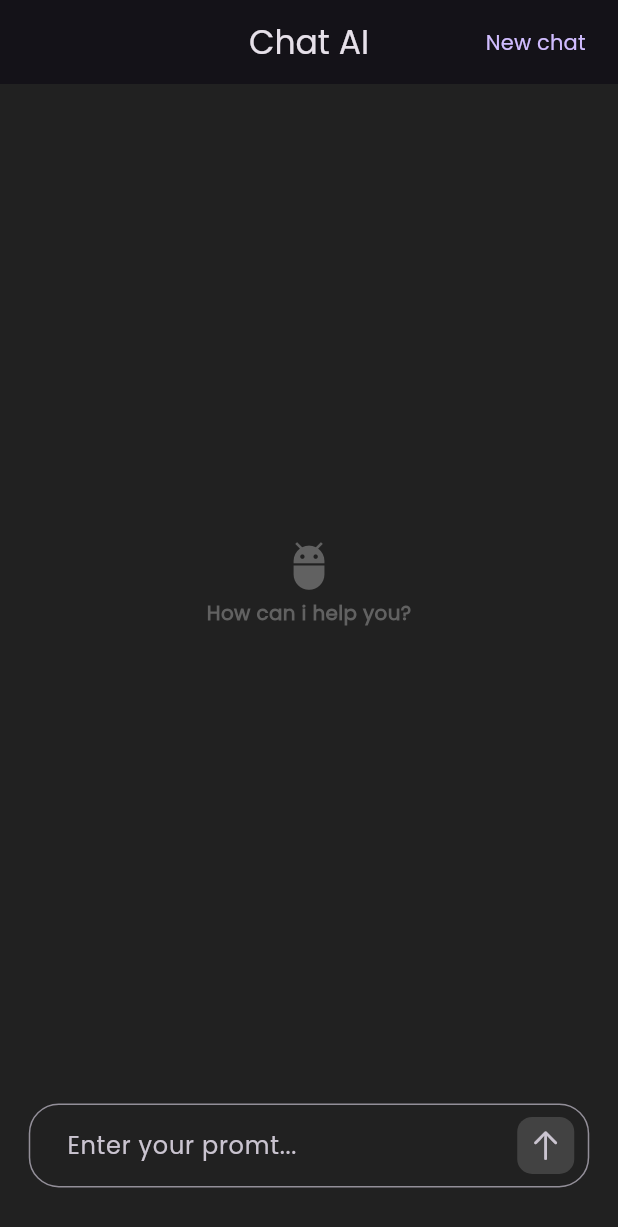
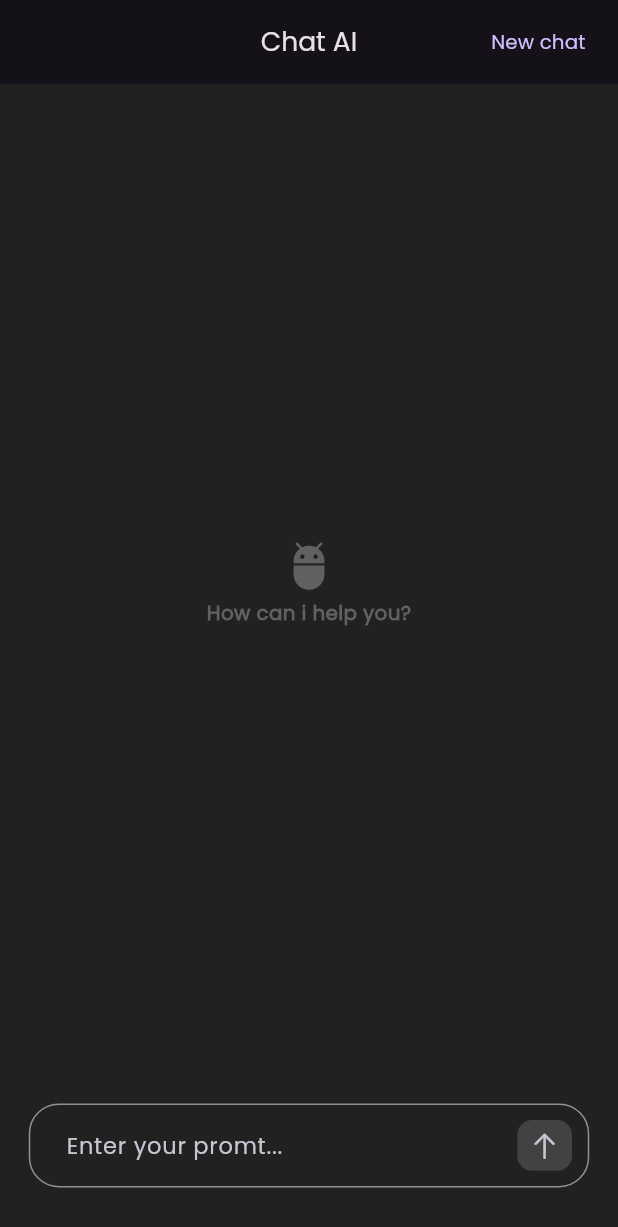
Before and after one commit to diwashrai469/chat_ai, a Flutter app: the screen it shows after launch, on a phone screen of 412 x 824 dp. Shown: the top 1227 px of the screen. Run offline on Flutter 3.47's test engine with Material 3 defaults, Android fonts, the phone set to English and light mode, and no system bars; our stand-ins replace bloc, connectivity_plus, dartz, dio, flutter_bloc, flutter_dotenv and 4 more.

Commit message:
few changes

```diff
--- a/lib/common/widgets/k_textfield.dart
+++ b/lib/common/widgets/k_textfield.dart
@@ -29,13 +29,21 @@ class Ktextfield extends StatelessWidget {
                   height: 50.h,
                 )
               : Container(
-                  margin: const EdgeInsets.only(right: 10, top: 5, bottom: 5),
+                  margin: Theme.of(context).platform == TargetPlatform.iOS
+                      ? EdgeInsets.only(right: 9.w, top: 3.h, bottom: 3.h)
+                      : EdgeInsets.only(right: 12.w, top: 8.h, bottom: 8.h),
                   decoration: BoxDecoration(
                       color: Colors.grey.shade800,
                       borderRadius: BorderRadius.circular(10)),
-                  child: const Icon(CupertinoIcons.up_arrow),
+                  child: Icon(
+                    CupertinoIcons.up_arrow,
+                    size: Theme.of(context).platform == TargetPlatform.iOS
+                        ? 22.h
+                        : 24.h,
+                  ),
                 ),
         ),
+        hintStyle: TextStyle(fontSize: 17.sp),
         hintText: "  Enter your promt...",
         border: OutlineInputBorder(
             borderRadius: BorderRadius.circular(20),
--- a/lib/features/presentation/view/home_view.dart
+++ b/lib/features/presentation/view/home_view.dart
@@ -14,13 +14,19 @@ class HomeView extends StatelessWidget {
     return Scaffold(
       appBar: AppBar(
         centerTitle: true,
-        title: const Text("Chat AI"),
+        title: Text(
+          "Chat AI",
+          style: TextStyle(fontSize: 20.sp),
+        ),
         actions: [
           TextButton(
               onPressed: () {
                 homeBloc.add(NewChatEvent());
               },
-              child: const Text("New chat")),
+              child: Text(
+                "New chat",
+                style: TextStyle(fontSize: 15.sp),
+              )),
           SizedBox(
             width: 10.w,
           )
@@ -61,7 +67,7 @@ class HomeView extends StatelessWidget {
                         : ListView.builder(
                             controller: homeBloc.listScrollController,
                             itemCount: data.length,
-                            physics: ClampingScrollPhysics(),
+                            physics: const ClampingScrollPhysics(),
                             itemBuilder: (context, index) {
                               return Container(
                                 margin: EdgeInsets.all(8.dg),
@@ -75,23 +81,26 @@ class HomeView extends StatelessWidget {
                                   crossAxisAlignment: CrossAxisAlignment.start,
                                   children: [
                                     data[index].role == "user"
-                                        ? const Text(
+                                        ? Text(
                                             "User :",
                                             style: TextStyle(
-                                                fontWeight: FontWeight.bold),
+                                                fontWeight: FontWeight.bold,
+                                                fontSize: 15.sp),
                                           )
-                                        : const Text(
+                                        : Text(
                                             "AI :",
                                             style: TextStyle(
-                                                fontWeight: FontWeight.bold),
+                                                fontWeight: FontWeight.bold,
+                                                fontSize: 15.sp),
                                           ),
                                     SizedBox(
                                       height: 10.h,
                                     ),
                                     Text(
                                       data[index].parts.first.text,
-                                      style: const TextStyle(
-                                          fontWeight: FontWeight.w500),
+                                      style: TextStyle(
+                                          fontWeight: FontWeight.w200,
+                                          fontSize: 15.sp),
                                     ),
                                   ],
                                 ),
@@ -137,7 +146,8 @@ class HomeView extends StatelessWidget {
 
       FocusScope.of(context).unfocus();
 
-      WidgetsBinding.instance.addPostFrameCallback((_) {
+      WidgetsBinding.instance.addPostFrameCallback(
+        (_) {
           if (homeBloc.listScrollController.hasClients) {
             homeBloc.listScrollController.animateTo(
               homeBloc.listScrollController.position.maxScrollExtent,
@@ -145,7 +155,8 @@ class HomeView extends StatelessWidget {
               duration: const Duration(milliseconds: 500),
             );
           }
-      });
+        },
+      );
     }
   }
 }
```
Also changed, not shown: lib/features/presentation/bloc/home_bloc.dart (+11 -8 lines), pubspec.yaml (+6 -50 lines). Lines whose indentation alone changed are shown as unchanged.
